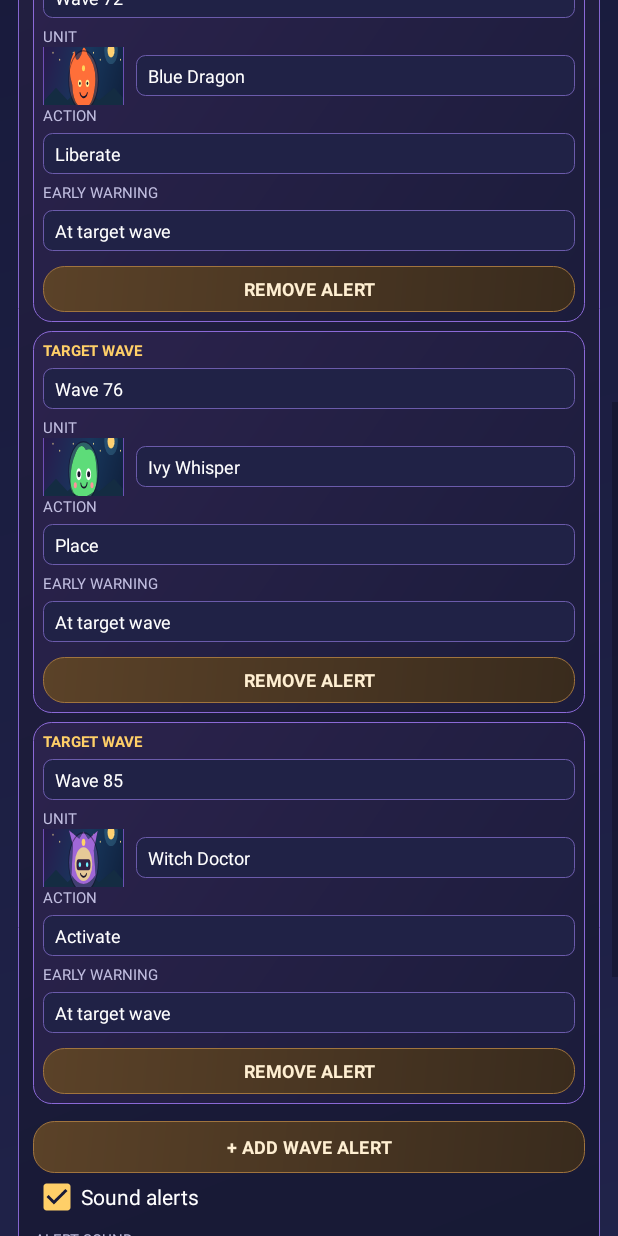
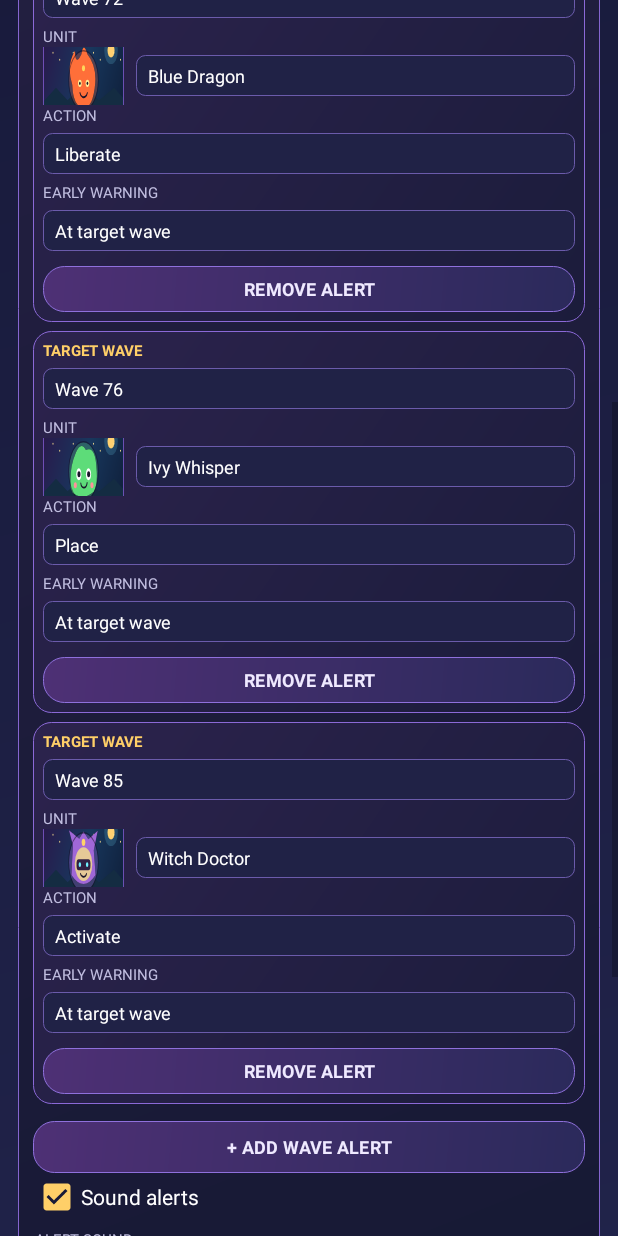
Before and after one commit to yoyoitsyo/CoopTD-App, an Android app: the screen it shows after launch (MainActivity), scrolled down 576 dp, on a phone screen of 412 x 824 dp. Run offline under Robolectric (Android 15) with nearby library versions, the phone set to English and light mode, and no system bars.

Commit message:
Match controls to colorful CoopTD monster art

```diff
--- a/app/src/main/java/com/yoyoitsyo/cooptdwall/MainActivity.kt
+++ b/app/src/main/java/com/yoyoitsyo/cooptdwall/MainActivity.kt
@@ -220,9 +220,9 @@ class MainActivity : Activity() {
         includeFontPadding = true
         minHeight = 0
         setPadding(10, 6, 10, 6)
-        setTextColor(if (primary) Color.rgb(43, 29, 13) else Color.rgb(255, 239, 210))
-        background = if (primary) gradient(intArrayOf(Color.rgb(255, 205, 105), Color.rgb(190, 119, 43)), 14, Color.rgb(255, 224, 148))
-            else gradient(intArrayOf(Color.rgb(91, 66, 40), Color.rgb(57, 43, 29)), 14, Color.rgb(160, 116, 62))
+        setTextColor(if (primary) Color.rgb(39, 24, 58) else Color.rgb(239, 233, 255))
+        background = if (primary) gradient(intArrayOf(Color.rgb(255, 211, 105), Color.rgb(255, 133, 66)), 14, Color.rgb(255, 229, 160))
+            else gradient(intArrayOf(Color.rgb(78, 48, 117), Color.rgb(43, 42, 91)), 14, Color.rgb(143, 112, 220))
         isClickable = true
         isFocusable = true
         setOnClickListener { action() }
@@ -245,16 +245,16 @@ class MainActivity : Activity() {
                     label.ellipsize = android.text.TextUtils.TruncateAt.END
                     label.setPadding(14, 8, 14, 8)
                     label.layoutParams = ViewGroup.LayoutParams(-1, -1)
-                    label.background = gradient(intArrayOf(Color.rgb(20, 39, 59), Color.rgb(12, 24, 40)), 6, Color.rgb(48, 92, 120))
+                    label.background = gradient(intArrayOf(Color.rgb(42, 37, 83), Color.rgb(25, 30, 65)), 6, Color.rgb(118, 94, 190))
                     return label
                 }
                 override fun getView(position: Int, convertView: View?, parent: ViewGroup): View = styled(position, convertView, false)
                 override fun getDropDownView(position: Int, convertView: View?, parent: ViewGroup): View = styled(position, convertView, true)
             }
-            background = gradient(intArrayOf(Color.rgb(20, 42, 62), Color.rgb(12, 25, 42)), 10, cyan)
+            background = gradient(intArrayOf(Color.rgb(39, 37, 82), Color.rgb(23, 27, 60)), 10, cyan)
             minimumHeight = (52 * resources.displayMetrics.density).toInt()
             setPadding(8, 0, 8, 0)
-            setPopupBackgroundDrawable(gradient(intArrayOf(Color.rgb(17, 32, 50), Color.rgb(10, 20, 34)), 10, cyan))
+            setPopupBackgroundDrawable(gradient(intArrayOf(Color.rgb(40, 33, 82), Color.rgb(20, 23, 55)), 10, cyan))
             dropDownVerticalOffset = (4 * resources.displayMetrics.density).toInt()
             setSelection(options.indexOf(prefs.getString("sound_style", "Alarm")).takeIf { it >= 0 } ?: 1)
         }
```
